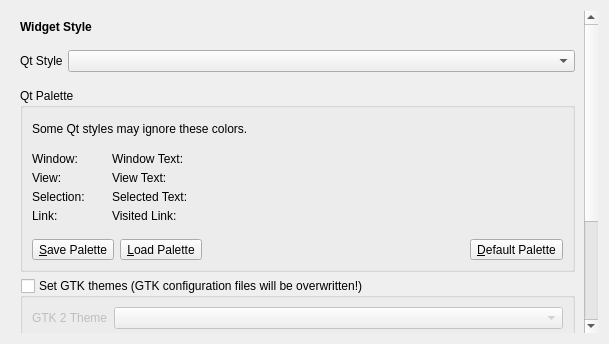
First picture: the form in lxqt-config-appearance/styleconfig.ui, repository lxqt/lxqt-config, before the edit.
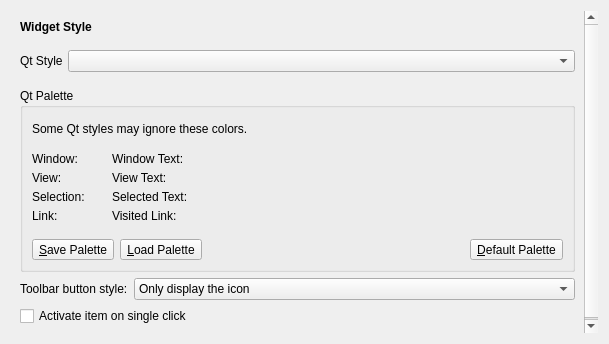
Second picture: the form after the edit. Custom widgets are drawn as their Qt base class.

What changed in the file:
```diff
--- a/lxqt-config-appearance/styleconfig.ui
+++ b/lxqt-config-appearance/styleconfig.ui
@@ -250,83 +250,14 @@
          </layout>
         </widget>
        </item>
-       <item row="3" column="0" colspan="2">
-        <widget class="QGroupBox" name="advancedOptionsGroupBox">
-         <property name="sizePolicy">
-          <sizepolicy hsizetype="Preferred" vsizetype="Preferred">
-           <horstretch>0</horstretch>
-           <verstretch>0</verstretch>
-          </sizepolicy>
-         </property>
-         <property name="maximumSize">
-          <size>
-           <width>16777215</width>
-           <height>16777215</height>
-          </size>
-         </property>
-         <property name="title">
-          <string>Set GTK themes (GTK configuration files will be overwritten!)</string>
-         </property>
-         <property name="checkable">
-          <bool>true</bool>
-         </property>
-         <property name="checked">
-          <bool>false</bool>
-         </property>
-         <layout class="QVBoxLayout" name="verticalLayout_3">
-          <item>
-           <layout class="QFormLayout" name="formLayout_2">
-            <item row="2" column="0">
-             <widget class="QLabel" name="label_4">
-              <property name="sizePolicy">
-               <sizepolicy hsizetype="Preferred" vsizetype="Preferred">
-                <horstretch>0</horstretch>
-                <verstretch>0</verstretch>
-               </sizepolicy>
-              </property>
-              <property name="text">
-               <string>GTK 3 Theme</string>
-              </property>
-             </widget>
-            </item>
-            <item row="2" column="1">
-             <widget class="QComboBox" name="gtk3ComboBox"/>
-            </item>
-            <item row="1" column="0">
-             <widget class="QLabel" name="label_3">
-              <property name="text">
-               <string>GTK 2 Theme</string>
-              </property>
-             </widget>
-            </item>
-            <item row="1" column="1">
-             <widget class="QComboBox" name="gtk2ComboBox"/>
-            </item>
-            <item row="3" column="1">
-             <widget class="QLabel" name="uniformThemeLabel">
-              <property name="text">
-               <string>To attempt uniform theming, either select similar style/theme (if available) across all lists, or select 'gtk2' Qt style (if available) to mimic GTK themes.
-
-Make sure 'xsettingsd' is installed to help GTK applications apply themes on the fly.</string>
-              </property>
-              <property name="wordWrap">
-               <bool>true</bool>
-              </property>
-             </widget>
-            </item>
-           </layout>
-          </item>
-         </layout>
-        </widget>
-       </item>
-       <item row="4" column="0">
+       <item row="3" column="0">
         <widget class="QLabel" name="label_2">
          <property name="text">
           <string>Toolbar button style:</string>
          </property>
         </widget>
        </item>
-       <item row="4" column="1">
+       <item row="3" column="1">
         <widget class="QComboBox" name="toolButtonStyle">
          <item>
           <property name="text">
@@ -355,7 +286,7 @@
          </item>
         </widget>
        </item>
-       <item row="5" column="0" colspan="2">
+       <item row="4" column="0" colspan="2">
         <widget class="QCheckBox" name="singleClickActivate">
          <property name="text">
           <string>Activate item on single click</string>
```
